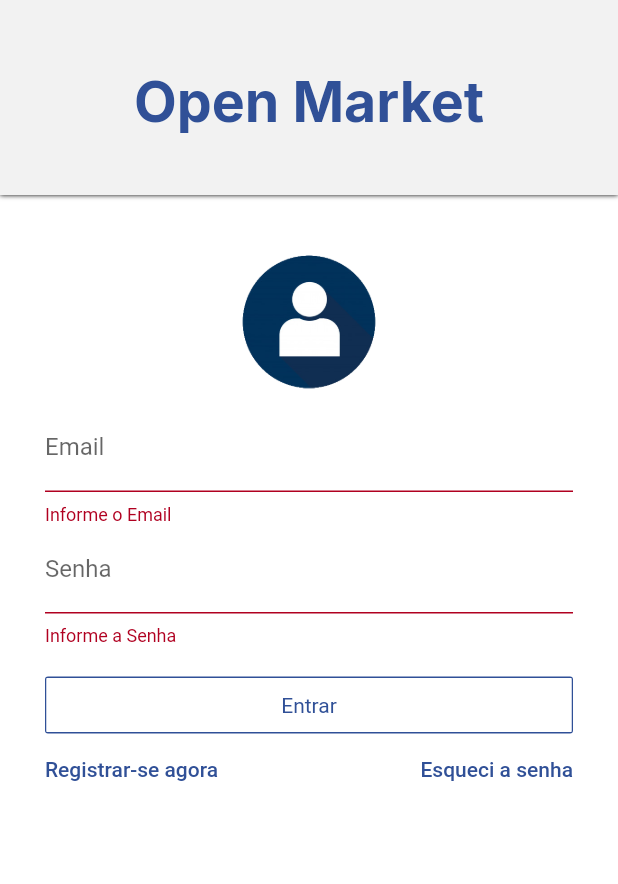
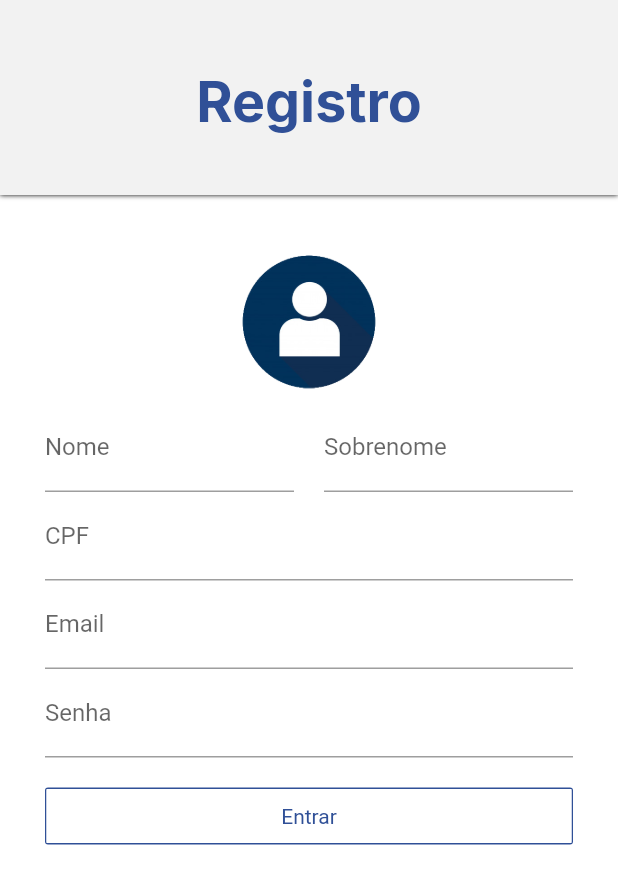
Before and after one commit to Lucas-Alf/open-market, a Flutter app: the screen it shows after launch, after a tap on "Entrar", after a tap on "Registrar-se agora", on a phone screen of 412 x 824 dp. Shown: the top 884 px of the screen. Run offline on Flutter 3.47's test engine with Material 2 defaults, Android fonts, the phone set to English and light mode, and no system bars; our stand-ins replace brasil_fields, firebase_auth, firebase_core, google_fonts; accounts and stored records are empty; Roboto replaces fonts that are missing (Lalezar).

Commit message:
Tela de Registro

```diff
--- a/lib/main.dart
+++ b/lib/main.dart
@@ -3,6 +3,7 @@ import 'package:firebase_core/firebase_core.dart';
 import 'package:flutter/material.dart';
 import 'package:google_fonts/google_fonts.dart';
 import 'package:open_market/CustomOutlineButton.dart';
+import 'registrar.dart';
 
 import 'home.dart';
 
@@ -139,8 +140,8 @@ class _MainState extends State<Main> {
                                   padding: EdgeInsets.fromLTRB(0, 0, 0, 0),
                                   textColor: Theme.of(context).primaryColor,
                                   onPressed: () {
-                                    // Navigator.push(context,
-                                    // MaterialPageRoute(builder: (context) => Registrar()));
+                                    Navigator.push(context,
+                                    MaterialPageRoute(builder: (context) => Registrar()));
                                   },
                                   child: Text("Registrar-se agora")),
                               FlatButton(
--- /dev/null
+++ b/lib/registrar.dart
@@ -0,0 +1,202 @@
+import 'package:brasil_fields/brasil_fields.dart';
+import 'package:flutter/material.dart';
+import 'package:flutter/services.dart';
+import 'package:google_fonts/google_fonts.dart';
+import 'package:open_market/CustomOutlineButton.dart';
+
+class Registrar extends StatefulWidget {
+  @override
+  _RegistrarState createState() => _RegistrarState();
+}
+
+class _RegistrarState extends State<Registrar> {
+  GlobalKey<FormState> formKey = GlobalKey<FormState>();
+  GlobalKey<ScaffoldState> scaffoldKey = GlobalKey<ScaffoldState>();
+
+  TextEditingController usuarioNome = TextEditingController();
+  TextEditingController usuarioSobrenome = TextEditingController();
+  TextEditingController usuarioCPF = TextEditingController();
+  TextEditingController usuarioEmail = TextEditingController();
+  TextEditingController usuarioSenha = TextEditingController();
+
+  @override
+  Widget build(BuildContext context) {
+    return Scaffold(
+        key: scaffoldKey,
+        backgroundColor: Colors.white,
+        body: SingleChildScrollView(
+            child: Column(
+              children: [
+                Container(
+                    decoration: BoxDecoration(
+                      color: Color(0xffF2F2F2),
+                      boxShadow: [
+                        BoxShadow(
+                          color: Colors.black,
+                          spreadRadius: 0,
+                          blurRadius: 2,
+                          offset: Offset(0, 0), // changes position of shadow
+                        ),
+                      ],
+                    ),
+                    height: 130,
+                    child: Center(
+                        child:
+                        Column(
+                          children: [
+                            SizedBox(height: 45),
+                            Text(
+                              "Registro",
+                              style: GoogleFonts.inter(
+                                  textStyle: TextStyle(
+                                      color: Theme.of(context).primaryColor,
+                                      fontSize: 37,
+                                      fontWeight: FontWeight.bold)),
+                            ),
+                          ],
+                        )
+                    )),
+                Container(
+                  padding: EdgeInsets.fromLTRB(30, 0, 30, 0),
+                  child: Column(
+                    crossAxisAlignment: CrossAxisAlignment.center,
+                    children: [
+                      SizedBox(height: 40),
+                      Image(image: AssetImage('assets/userIcon.png'), height: 89),
+                      SizedBox(height: 10),
+                      Form(
+                        key: formKey,
+                        child: Column(
+                          children: [
+                            Row(children: [
+                              Expanded(
+                                child: TextFormField(
+                                  keyboardType: TextInputType.text,
+                                  decoration: InputDecoration(
+                                    labelText: "Nome",
+                                  ),
+                                  controller: usuarioNome,
+                                  validator: (valor) {
+                                    if (valor.isEmpty) {
+                                      return "Informe seu Nome";
+                                    } else {
+                                      return null;
+                                    }
+                                  },
+                                ),
+                              ),
+                              SizedBox(
+                                width: 20,
+                              ),
+                              Expanded(
+                                child: TextFormField(
+                                  keyboardType: TextInputType.text,
+                                  obscureText: true,
+                                  decoration: InputDecoration(
+                                    labelText: "Sobrenome",
+                                  ),
+                                  controller: usuarioSobrenome,
+                                  validator: (valor) {
+                                    if (valor.isEmpty) {
+                                      return "Informe seu Sobrenome";
+                                    } else {
+                                      return null;
+                                    }
+                                  },
+                                ),
+                              )
+                            ]),
+                            TextFormField(
+                              inputFormatters: [
+                                FilteringTextInputFormatter.digitsOnly,
+                                CpfInputFormatter(),
+                              ],
+                              keyboardType: TextInputType.text,
+                              decoration: InputDecoration(
+                                labelText: "CPF",
+                              ),
+                              controller: usuarioCPF,
+                              validator: (valor) {
+                                if (valor.isEmpty) {
+                                  return "Informe seu CPF";
+                                } else {
+                                  return null;
+                                }
+                              },
+                            ),
+                            TextFormField(
+                              keyboardType: TextInputType.emailAddress,
+                              decoration: InputDecoration(
+                                labelText: "Email",
+                              ),
+                              controller: usuarioEmail,
+                              validator: (valor) {
+                                if (valor.isEmpty) {
+                                  return "Informe o Email";
+                                } else if (!usuarioEmail.text.contains("@")) {
+                                  return "Informe um email valido";
+                                } else {
+                                  return null;
+                                }
+                              },
+                            ),
+                            TextFormField(
+                              keyboardType: TextInputType.text,
+                              obscureText: true,
+                              decoration: InputDecoration(
+                                labelText: "Senha",
+                              ),
+                              controller: usuarioSenha,
+                              validator: (valor) {
+                                if (valor.isEmpty) {
+                                  return "Informe a Senha";
+                                } else {
+                                  return null;
+                                }
+                              },
+                            ),
+                            SizedBox(height: 20),
+                            SizedBox(
+                              width: double.infinity,
+                              child: CustomOutlineButton(
+                                text: "Entrar",
+                                color: Theme.of(context).primaryColor,
+                                onPressed: () {
+                                  if (formKey.currentState.validate()) {
+                                    // registrar();
+                                  }
+                                },
+                              ),
+                            ),
+                            SizedBox(height: 20),
+                          ],
+                        ),
+                      ),
+                    ],
+                  ),
+                )
+              ],
+            )
+        )
+    );
+  }
+/*
+  Future<void> registrar() async {
+    try{
+      UserCredential usuario = await FirebaseAuth.instance.createUserWithEmailAndPassword(
+          email: usuarioEmail.text,
+          password: usuarioSenha.text
+      );
+      usuario.credential;
+      Navigator.pop(context);
+    } catch (error) {
+      Navigator.pop(context);
+      SnackBar snackbar = SnackBar(
+        backgroundColor: Colors.red,
+        content: Text("Erro ao fazer login"),
+      );
+      scaffoldKey.currentState.showSnackBar(snackbar);
+    }
+  }
+   */
+}
--- a/pubspec.yaml
+++ b/pubspec.yaml
@@ -27,6 +27,7 @@ dependencies:
 
   # The following adds the Cupertino Icons font to your application.
   # Use with the CupertinoIcons class for iOS style icons.
+  brasil_fields: ^0.5.0
   cupertino_icons: ^0.1.3
   google_fonts: ^1.1.1
   firebase_core: ^0.5.0+1
```
Also changed, not shown: pubspec.lock, 3 other files.
